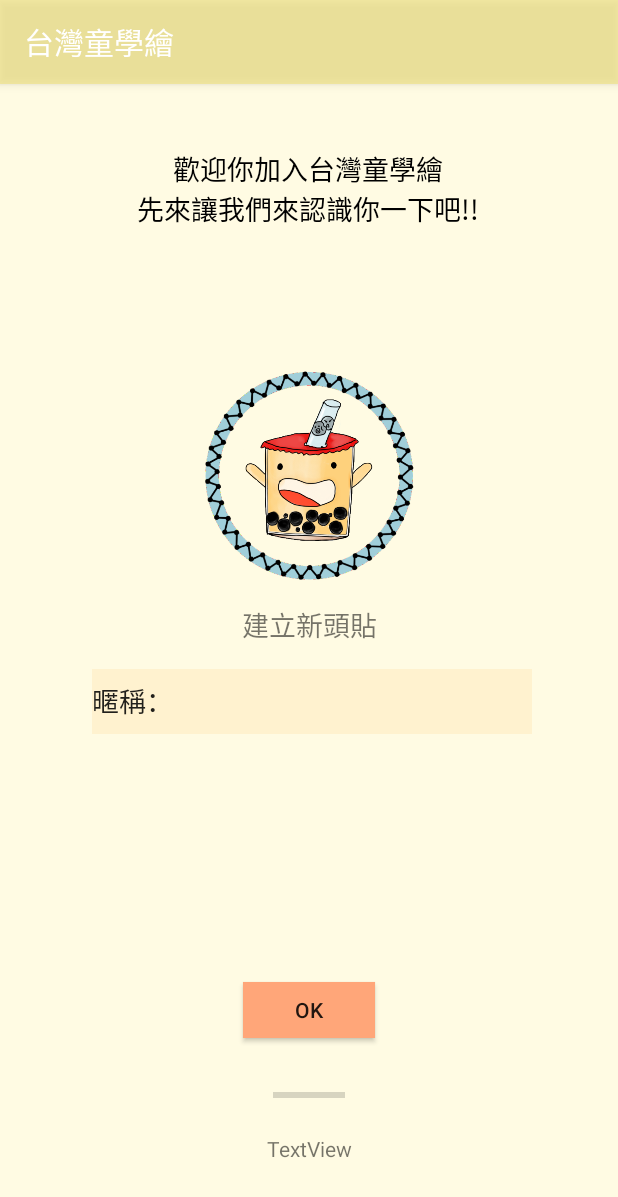
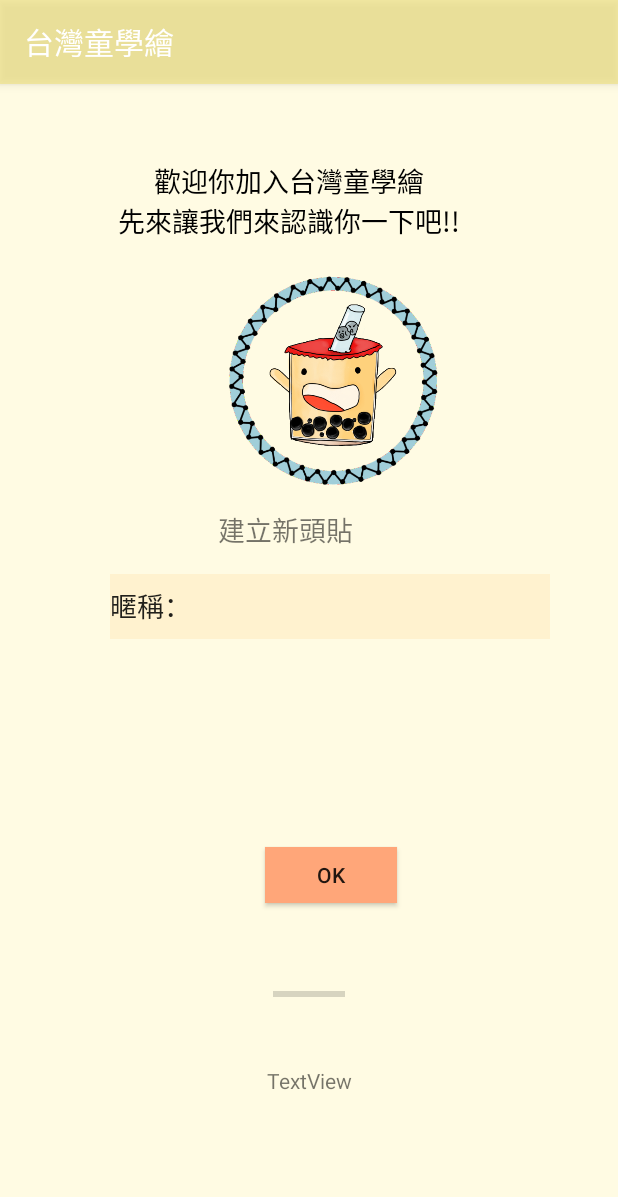
Before and after one commit to chocychang/DrawLandMark2, an Android app: the SetProfileActivity screen opened directly, with no data from a screen before it, on a phone screen of 412 x 824 dp. Shown: the top 1197 px of the screen. Run offline under Robolectric (Android 15) with nearby library versions, the phone set to English and light mode, and no system bars; our stand-ins replace Firebase (no records; nobody signed in at launch, a user with empty details on screens opened directly).

Commit message:
2018.08.14版面調整

```diff
--- a/app/src/main/res/layout/activity_set_profile.xml
+++ b/app/src/main/res/layout/activity_set_profile.xml
@@ -39,15 +39,17 @@
         android:id="@+id/textView6"
         android:layout_width="241dp"
         android:layout_height="76dp"
-        android:layout_marginEnd="50dp"
-        android:layout_marginStart="50dp"
-        android:layout_marginTop="32dp"
+        android:layout_marginEnd="72dp"
+        android:layout_marginLeft="72dp"
+        android:layout_marginRight="72dp"
+        android:layout_marginStart="72dp"
+        android:layout_marginTop="40dp"
         android:gravity="center"
         android:text="@string/welcome_msg"
         android:textColor="@color/common_google_signin_btn_text_dark_focused"
         android:textSize="18sp"
         app:layout_constraintEnd_toEndOf="parent"
-        app:layout_constraintHorizontal_bias="0.49"
+        app:layout_constraintHorizontal_bias="0.0"
         app:layout_constraintStart_toStartOf="parent"
         app:layout_constraintTop_toTopOf="parent" />
 
@@ -72,22 +74,27 @@
         android:layout_width="140dp"
         android:layout_height="155dp"
         android:layout_marginBottom="8dp"
-        android:layout_marginEnd="8dp"
-        android:layout_marginStart="8dp"
-        android:layout_marginTop="8dp"
+        android:layout_marginEnd="120dp"
+        android:layout_marginLeft="123dp"
+        android:layout_marginRight="120dp"
+        android:layout_marginStart="123dp"
+        android:layout_marginTop="120dp"
         app:layout_constraintBottom_toBottomOf="parent"
         app:layout_constraintEnd_toEndOf="parent"
+        app:layout_constraintHorizontal_bias="1.0"
         app:layout_constraintStart_toStartOf="parent"
         app:layout_constraintTop_toTopOf="parent"
-        app:layout_constraintVertical_bias="0.294"
+        app:layout_constraintVertical_bias="0.0"
         app:srcCompat="@drawable/porfilephoto1" />
 
     <EditText
         android:id="@+id/et_setName"
         android:layout_width="wrap_content"
         android:layout_height="43dp"
-        android:layout_marginEnd="15dp"
-        android:layout_marginStart="8dp"
+        android:layout_marginEnd="45dp"
+        android:layout_marginLeft="43dp"
+        android:layout_marginRight="45dp"
+        android:layout_marginStart="43dp"
         android:layout_marginTop="16dp"
         android:background="@color/textInput"
         android:ems="10"
@@ -97,7 +104,7 @@
         android:singleLine="false"
         android:text="暱稱："
         app:layout_constraintEnd_toEndOf="parent"
-        app:layout_constraintHorizontal_bias="0.56"
+        app:layout_constraintHorizontal_bias="1.0"
         app:layout_constraintStart_toStartOf="parent"
         app:layout_constraintTop_toBottomOf="@+id/tv_setProfile" />
 
@@ -106,11 +113,14 @@
         android:layout_width="wrap_content"
         android:layout_height="wrap_content"
         android:layout_marginEnd="150dp"
-        android:layout_marginStart="150dp"
+        android:layout_marginLeft="145dp"
+        android:layout_marginRight="150dp"
+        android:layout_marginStart="145dp"
         android:layout_marginTop="8dp"
         android:text="@string/setnewprofile"
         android:textSize="18sp"
         app:layout_constraintEnd_toEndOf="parent"
+        app:layout_constraintHorizontal_bias="0.0"
         app:layout_constraintStart_toStartOf="parent"
         app:layout_constraintTop_toBottomOf="@+id/imageView16" />
 
@@ -118,16 +128,19 @@
         android:id="@+id/bt_setOK"
         android:layout_width="wrap_content"
         android:layout_height="37dp"
-        android:layout_marginBottom="80dp"
-        android:layout_marginEnd="136dp"
-        android:layout_marginStart="136dp"
-        android:layout_marginTop="8dp"
+        android:layout_marginBottom="81dp"
+        android:layout_marginEnd="147dp"
+        android:layout_marginLeft="149dp"
+        android:layout_marginRight="147dp"
+        android:layout_marginStart="149dp"
+        android:layout_marginTop="24dp"
         android:background="#ffa679"
         android:text="@android:string/yes"
         app:layout_constraintBottom_toBottomOf="parent"
         app:layout_constraintEnd_toEndOf="parent"
+        app:layout_constraintHorizontal_bias="1.0"
         app:layout_constraintStart_toStartOf="parent"
         app:layout_constraintTop_toBottomOf="@+id/et_setName"
-        app:layout_constraintVertical_bias="0.75" />
+        app:layout_constraintVertical_bias="0.45" />
 
 </android.support.constraint.ConstraintLayout>
--- a/app/src/main/res/values/strings.xml
+++ b/app/src/main/res/values/strings.xml
@@ -51,7 +51,7 @@
     <string name="close">Close</string>
 
     <string name="welcome_msg">歡迎你加入台灣童學繪\n先來讓我們來認識你一下吧!!</string>
-    <string name="name">暱名:</string>
+    <string name="name">暱稱:</string>
     <string name="setnewprofile">建立新頭貼</string>
 
     <string name="level">Level:0</string>
```
Also changed, not shown: app/src/main/res/layout/activity_choose_draw.xml (+36 -27 lines), app/src/main/res/layout/activity_choosedetail.xml (+8 -4 lines), app/src/main/res/layout/activity_login.xml (+34 -24 lines), app/src/main/res/layout/activity_register.xml (+25 -14 lines), app/src/main/res/layout/activity_taipei_map.xml (+10 -7 lines), app/src/main/res/layout/content_navigation.xml (+11 -10 lines), app/src/main/res/layout/guide_five.xml (+6 -9 lines), app/src/main/res/layout/guide_one.xml (+30 -24 lines), app/src/main/res/layout/guide_zero.xml (+18 -14 lines).
